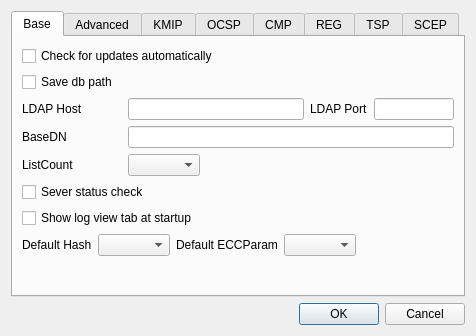
jykim74/CertMan, file CertMan/settings_dlg.ui: the form before one commit.
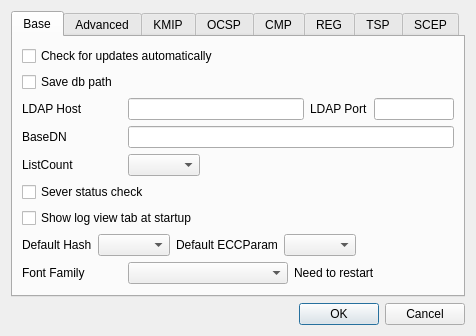
The form after the commit. The open tabs and pages were chosen to show the change.

Commit message: Font Family 설정 기능 추가

Patch:
```diff
--- a/CertMan/settings_dlg.ui
+++ b/CertMan/settings_dlg.ui
@@ -185,6 +185,42 @@
          </item>
         </layout>
        </item>
+       <item>
+        <layout class="QGridLayout" name="gridLayout_2">
+         <property name="topMargin">
+          <number>0</number>
+         </property>
+         <item row="0" column="1">
+          <widget class="QComboBox" name="mFontFamilyCombo"/>
+         </item>
+         <item row="0" column="0">
+          <widget class="QLabel" name="label_30">
+           <property name="minimumSize">
+            <size>
+             <width>100</width>
+             <height>0</height>
+            </size>
+           </property>
+           <property name="maximumSize">
+            <size>
+             <width>100</width>
+             <height>16777215</height>
+            </size>
+           </property>
+           <property name="text">
+            <string>Font Family</string>
+           </property>
+          </widget>
+         </item>
+         <item row="0" column="2">
+          <widget class="QLabel" name="label_31">
+           <property name="text">
+            <string>Need to restart</string>
+           </property>
+          </widget>
+         </item>
+        </layout>
+       </item>
        <item>
         <spacer name="verticalSpacer">
          <property name="orientation">
```
Left out of the diff: 2 changed lines with no effect on the pictures. The commit also changes 6 other files.
